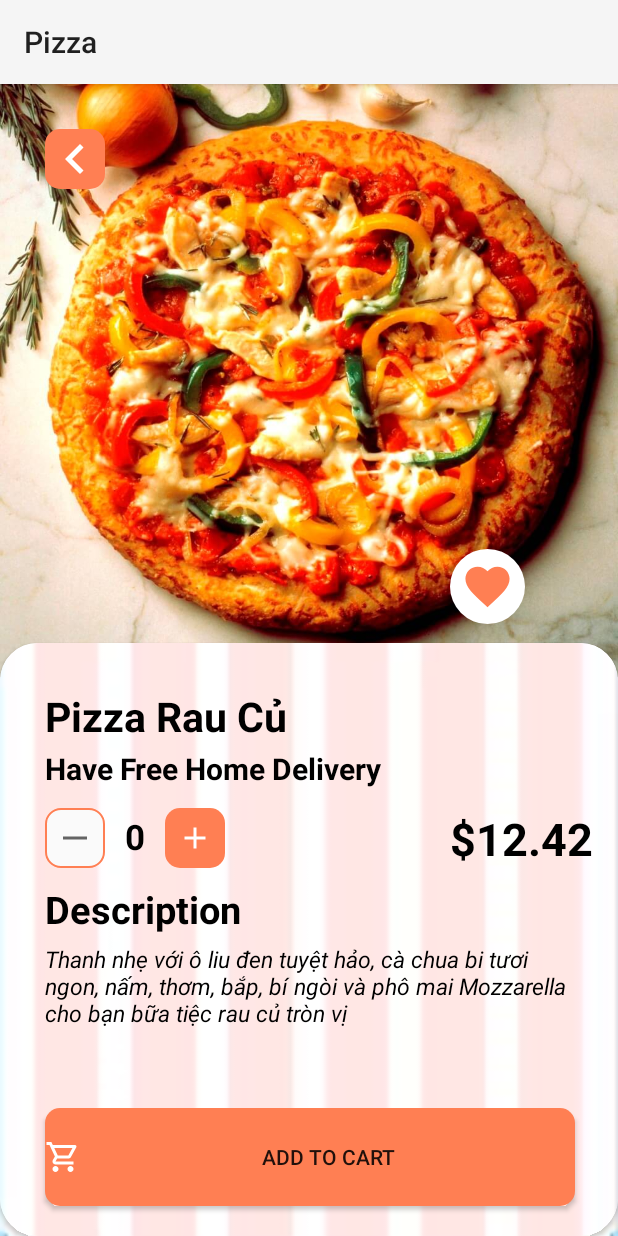
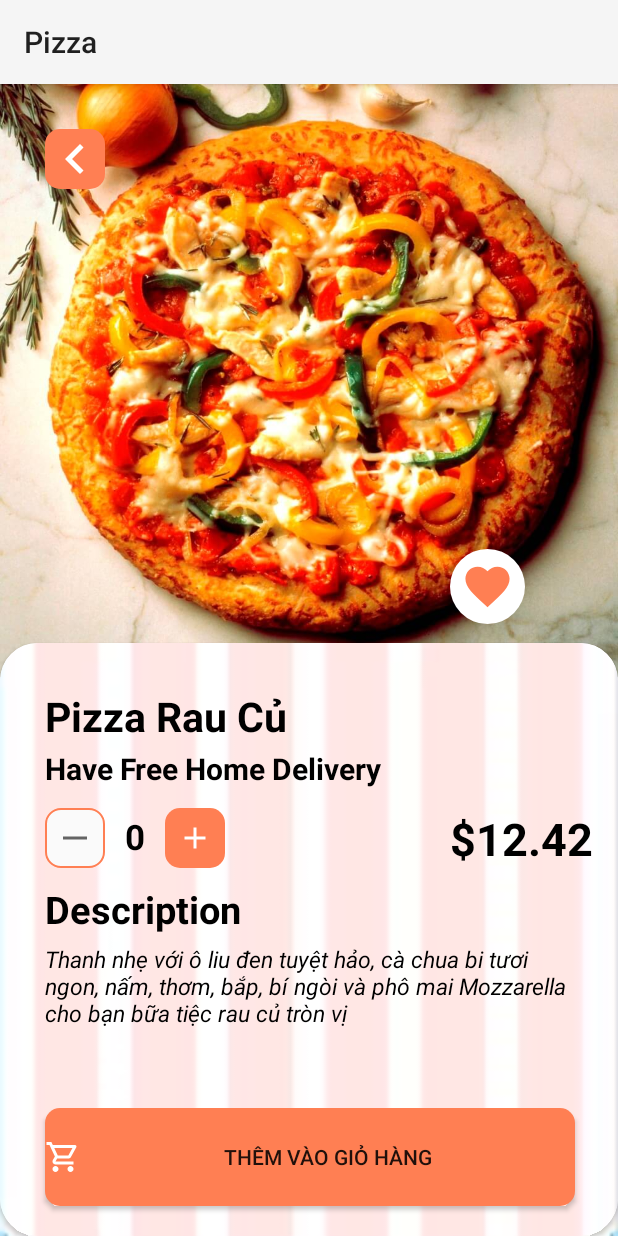
Before and after one commit to davan997/Pizza, an Android app: the fragment Fragment_cart placed in its activity, after a tap on an icon or button, on a phone screen of 412 x 824 dp. Run offline under Robolectric (Android 15) with nearby library versions, the phone set to English and light mode, and no system bars; our stand-ins replace Picasso; pictures from the network do not load.

Commit message:
Chuaw Xong Phaanf Gior Hangf

```diff
--- a/app/src/main/java/com/example/pizza/View/Fragment_cart.java
+++ b/app/src/main/java/com/example/pizza/View/Fragment_cart.java
@@ -4,19 +4,36 @@ import android.os.Bundle;
 import android.view.LayoutInflater;
 import android.view.View;
 import android.view.ViewGroup;
+import android.widget.TextView;
 
+import androidx.annotation.NonNull;
 import androidx.fragment.app.Fragment;
+import androidx.recyclerview.widget.RecyclerView;
 
 import com.example.pizza.Adapter.CartAdapter;
 import com.example.pizza.R;
 
 public class Fragment_cart extends Fragment {
 
+    View view;
     CartAdapter cartAdapter;
+    RecyclerView cartview;
+    TextView subtotal,fee,tax,totalmount;
 
     @Override
-    public View onCreateView(LayoutInflater inflater, ViewGroup container, Bundle savedInstanceState) {
-        View view = inflater.inflate(R.layout.fragmentcart,container,false);
+    public View onCreateView(@NonNull LayoutInflater inflater, ViewGroup container, Bundle savedInstanceState) {
+        innit(inflater,container);
         return view;
     }
+
+    public void innit(LayoutInflater inflater,ViewGroup container){
+        view = inflater.inflate(R.layout.fragmentcart,container,false);
+
+        //innit
+        cartview = view.findViewById(R.id.listcart);
+        subtotal = view.findViewById(R.id.subtotal);
+        fee = view.findViewById(R.id.shippingfee);
+        tax = view.findViewById(R.id.textTax);
+        totalmount = view.findViewById(R.id.totalamount);
+    }
 }
--- a/app/src/main/java/com/example/pizza/View/PickItemView.java
+++ b/app/src/main/java/com/example/pizza/View/PickItemView.java
@@ -2,17 +2,18 @@ package com.example.pizza.View;
 
 import android.os.Bundle;
 import android.view.View;
+import android.widget.Button;
 import android.widget.EditText;
 import android.widget.ImageButton;
 import android.widget.ImageView;
 import android.widget.TextView;
+import android.widget.Toast;
 
 import androidx.annotation.Nullable;
 import androidx.appcompat.app.AppCompatActivity;
 
 import com.example.pizza.Model.Item;
 import com.example.pizza.R;
-
 
 public class PickItemView extends AppCompatActivity {
 
@@ -21,7 +22,8 @@ public class PickItemView extends AppCompatActivity {
     TextView name,money,infor,numbereach;
     int numbercurrent = 0;
     int numbermax = 99;
-    int numbermin = 0;
+    int numbermin = 1;
+    Button addtocart;
     Bundle data;
 
     @Override
@@ -29,13 +31,12 @@ public class PickItemView extends AppCompatActivity {
         super.onCreate(savedInstanceState);
         setContentView(R.layout.pick_item);
         initview();
-        //handle button back
+
+        //handle button
         back.setOnClickListener(handleback);
-
-
-        //handle button minus and plus
         minus.setOnClickListener(handleminus);
-        plus.setOnClickListener(handdleplus);
+        plus.setOnClickListener(handleplus);
+        addtocart.setOnClickListener(handleaddtocart);
 
         //handle import data
         data = getIntent().getExtras();
@@ -57,6 +58,7 @@ public class PickItemView extends AppCompatActivity {
         money =  findViewById(R.id.txprice);
         infor = findViewById(R.id.txinfor);
         numbereach = findViewById(R.id.eachpizza);
+        addtocart = findViewById(R.id.addtocart);
     }
 
     View.OnClickListener handleback = new View.OnClickListener() {
@@ -65,7 +67,6 @@ public class PickItemView extends AppCompatActivity {
             finish();
         }
     };
-
     View.OnClickListener handleminus = new View.OnClickListener() {
         @Override
         public void onClick(View v) {
@@ -74,11 +75,10 @@ public class PickItemView extends AppCompatActivity {
             } else {
                 numbercurrent = numbercurrent - 1;
             }
-            numbereach.setText(""+numbercurrent);
+            numbereach.setText("" + numbercurrent);
         }
     };
-
-    View.OnClickListener handdleplus = new View.OnClickListener() {
+    View.OnClickListener handleplus = new View.OnClickListener() {
         @Override
         public void onClick(View v) {
             if (numbercurrent >= numbermax) {
@@ -89,4 +89,17 @@ public class PickItemView extends AppCompatActivity {
             numbereach.setText("" + numbercurrent);
         }
     };
+    View.OnClickListener handleaddtocart = new View.OnClickListener() {
+        @Override
+        public void onClick(View v) {
+            if(numbercurrent == 0)
+            {
+                Toast.makeText(PickItemView.this, "Bạn Hãy Thêm Số Sản Phẩm", Toast.LENGTH_SHORT).show();
+            }
+            else
+            {
+
+            }
+        }
+    };
 }
--- a/app/src/main/res/layout/pick_item.xml
+++ b/app/src/main/res/layout/pick_item.xml
@@ -115,12 +115,13 @@
             android:textStyle="italic"
             android:textColor="@color/black"/>
         <Button
+            android:id="@+id/addtocart"
             android:layout_width="353dp"
             android:layout_height="65dp"
             android:layout_marginStart="30dp"
             android:layout_marginTop="310dp"
             android:background="@drawable/button"
             android:drawableLeft="@drawable/ic_cart_white"
-            android:text="Add To Cart" />
+            android:text="@string/addtocart" />
     </androidx.cardview.widget.CardView>
 </RelativeLayout>
--- a/app/src/main/res/values/strings.xml
+++ b/app/src/main/res/values/strings.xml
@@ -8,4 +8,5 @@
     <string name="checkout">Thanh Toán</string>
     <string name="titlecart">My Cart Item</string>
     <string name="blackline">_________________________________________</string>
+    <string name="addtocart">Thêm Vào Giỏ Hàng</string>
 </resources>
```
